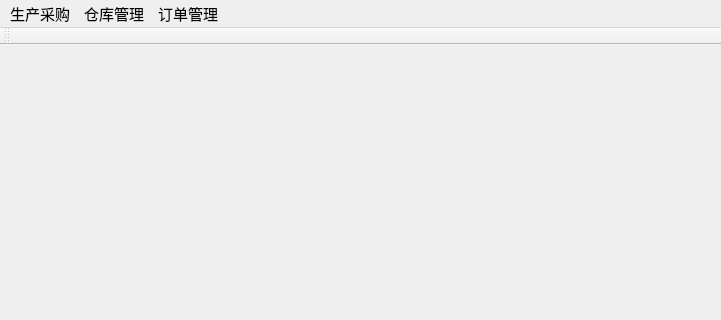
xujunmingbest/TuYuErp, file mainwindow.ui: the form before one commit; both pictures show x 0 to 721 and y 0 to 320 of the 721 by 466 pixel window.
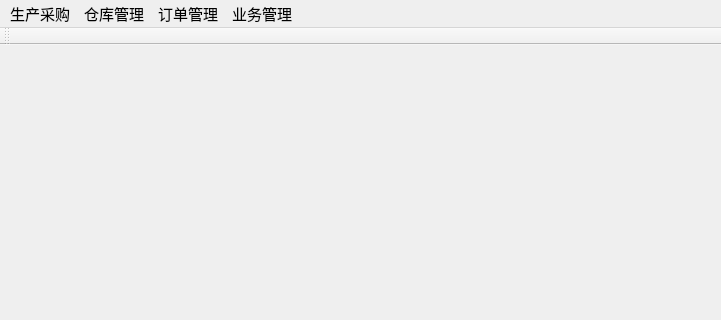
The form after the commit.

Diff of the .ui file:
```diff
--- a/mainwindow.ui
+++ b/mainwindow.ui
@@ -58,9 +58,20 @@
      <string>订单管理</string>
     </property>
    </widget>
+   <widget class="QMenu" name="menu_yewu">
+    <property name="font">
+     <font>
+      <pointsize>11</pointsize>
+     </font>
+    </property>
+    <property name="title">
+     <string>业务管理</string>
+    </property>
+   </widget>
    <addaction name="menu"/>
    <addaction name="menu_cangku"/>
    <addaction name="menu_dingdan"/>
+   <addaction name="menu_yewu"/>
   </widget>
   <widget class="QStatusBar" name="statusBar"/>
   <widget class="QToolBar" name="toolBar">
```
